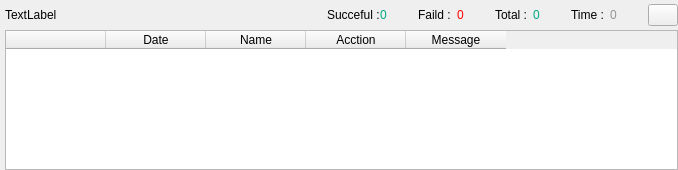
This is ui/Public/Info.ui in kreemkhaled112/GUI as Qt 5 draws it before an edit. The edited form follows.
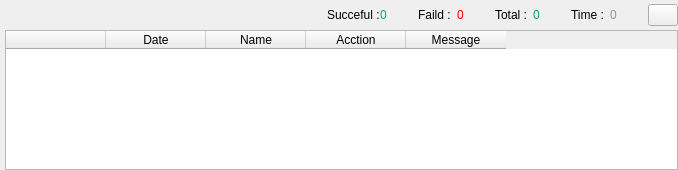
This is the edited form. Icons and pictures are not drawn.

```diff
--- a/ui/Public/Info.ui
+++ b/ui/Public/Info.ui
@@ -35,7 +35,7 @@
    <property name="spacing">
     <number>0</number>
    </property>
-   <item row="0" column="0" alignment="Qt::AlignBottom">
+   <item row="0" column="0">
     <widget class="QWidget" name="widget_1" native="true">
      <property name="minimumSize">
       <size>
@@ -121,7 +121,7 @@
             </size>
            </property>
            <property name="text">
-            <string>TextLabel</string>
+            <string/>
            </property>
           </widget>
          </item>
```
